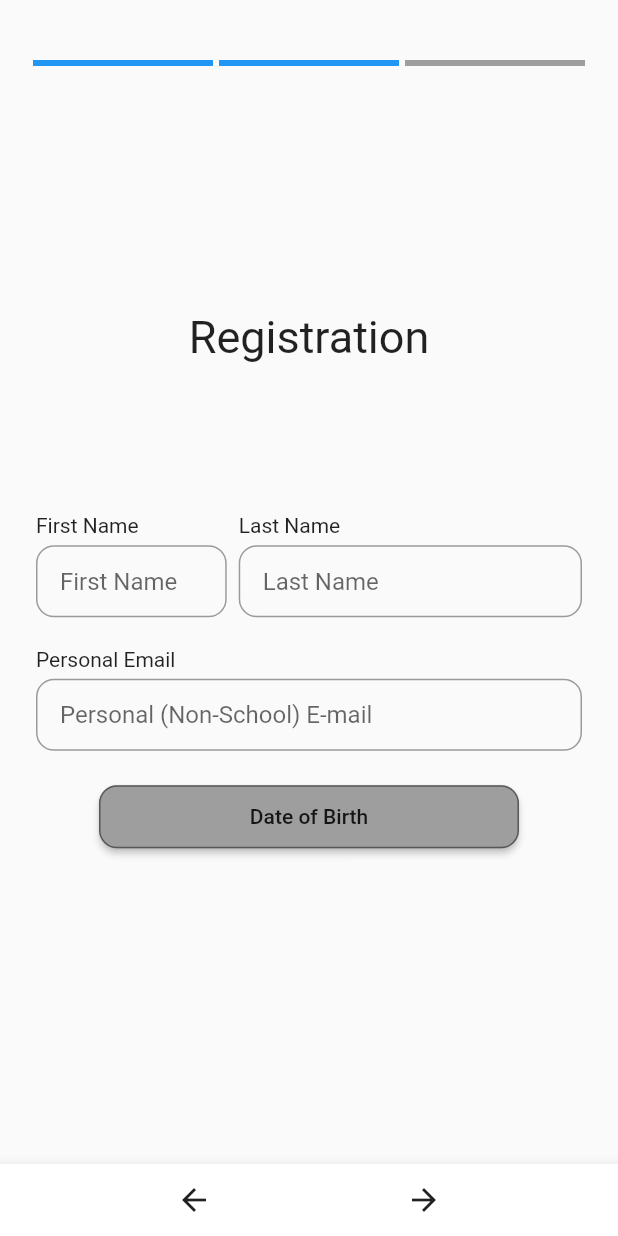
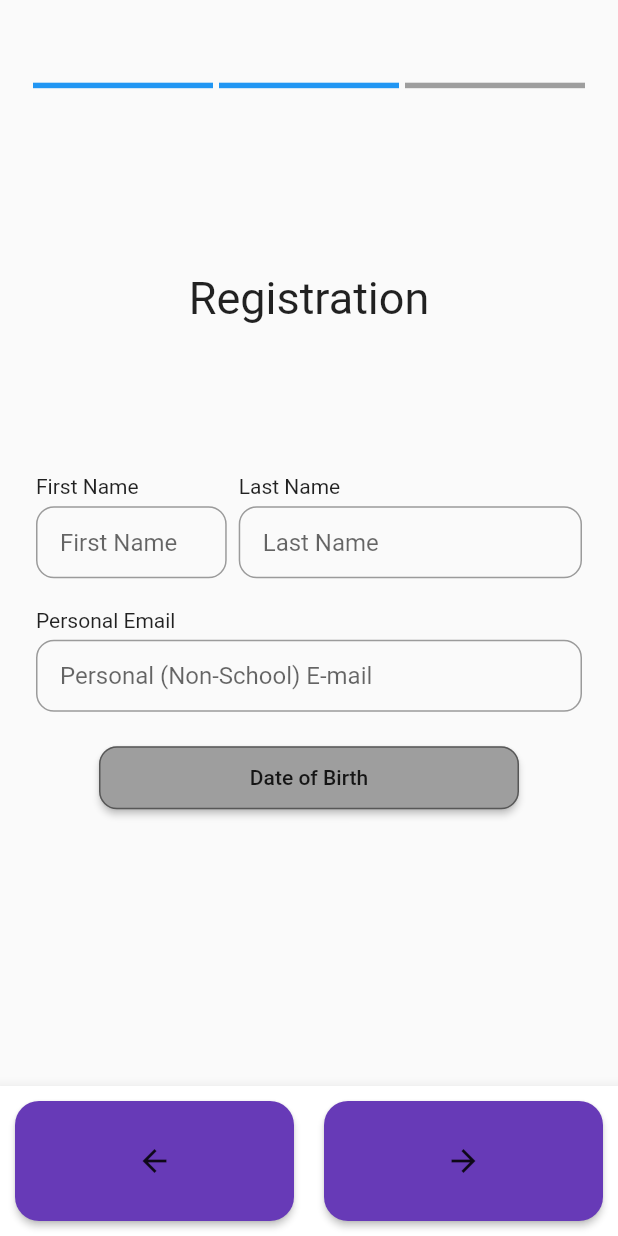
Before and after one commit to KatiGithub/StudentPro, a Flutter app: the RegistrationScreen screen opened by its route, after a tap on the "arrow forward" icon, on a phone screen of 412 x 824 dp. Run offline on Flutter 3.47's test engine with Material 2 defaults, Android fonts, the phone set to English and light mode, and no system bars; drawn by our look-alikes of step_progress_indicator; our stand-ins replace animated_text_kit, equatable, firebase_auth, firebase_core, firebase_messaging, flutter_bloc and 2 more; accounts and stored records are empty; generated files the repository leaves out were written again; Roboto replaces fonts that are missing (SF_Pro).

Commit message:
Decorated registration screen's bottom navigation buttons.

```diff
--- a/customer_frontend/lib/views/authentication/register/registration_cubit.dart
+++ b/customer_frontend/lib/views/authentication/register/registration_cubit.dart
@@ -48,9 +48,9 @@ class RegistrationCubit extends Cubit<RegistrationState> {
         state.user.userCredentials.schoolEmail == '' ||
         state.user.userCredentials.password == '') {
       emit(RegistrationError(error: "Information Incomplete"));
+      return;
     }
 
-    try {
     _authService
         .signUp(
             email: state.user.userCredentials.schoolEmail!,
@@ -59,13 +59,9 @@ class RegistrationCubit extends Cubit<RegistrationState> {
       if (user != null) {
         emit(RegistrationEmailVerification());
       }
+    }).onError((FirebaseAuthException error, stackTrace) {
+      emit(RegistrationError(error: error.message!));
     });
-    } on FirebaseAuthException catch (e) {
-      print(e.code);
-      emit(RegistrationError(error: e.message!));
-    } catch (e) {
-      emit(RegistrationError(error: e.toString()));
-    }
   }
 
   void verifySchoolEmail() {
--- a/customer_frontend/lib/views/authentication/register/registration_screen.dart
+++ b/customer_frontend/lib/views/authentication/register/registration_screen.dart
@@ -22,7 +22,15 @@ class RegistrationScreen extends StatefulWidget {
 class _RegistrationScreenState extends State<RegistrationScreen> {
   int currentPage = 0;
 
-  List<Widget> _steps = [IntroRegistrationScreen(),RegistrationPage1(), RegistrationPage2()];
+  List<Widget> _steps = [
+    IntroRegistrationScreen(),
+    Padding(
+        padding: EdgeInsetsDirectional.symmetric(horizontal: 24),
+        child: RegistrationPage1()),
+    Padding(
+        padding: EdgeInsetsDirectional.symmetric(horizontal: 24),
+        child: RegistrationPage2()),
+  ];
 
   @override
   Widget build(BuildContext context) {
@@ -31,7 +39,7 @@ class _RegistrationScreenState extends State<RegistrationScreen> {
       body: Stack(
         children: [
           Padding(
-            padding: EdgeInsets.only(top: 40, left: 20, right: 20),
+            padding: EdgeInsets.only(top: MediaQuery.of(context).size.height/15, left: 20, right: 20),
             child: StepProgressIndicator(
               totalSteps: _steps.length,
               currentStep: currentPage + 1,
@@ -42,29 +50,44 @@ class _RegistrationScreenState extends State<RegistrationScreen> {
               child: Column(
                 mainAxisAlignment: MainAxisAlignment.center,
                 children: [
-                  currentPage == 0 ? SizedBox.shrink() : Text("Registration", style: TextStyle(
-                      fontSize: 30
-                  ),),
-                  currentPage == 0 ? SizedBox.shrink() : SizedBox(height: 100,),
-                  Padding(
-                      padding: EdgeInsets.symmetric(horizontal: 24.0),
-                      child: BlocProvider(
+                  currentPage == 0
+                      ? SizedBox.shrink()
+                      : Text(
+                          "Registration",
+                          style: TextStyle(fontSize: 30),
+                        ),
+                  currentPage == 0
+                      ? SizedBox.shrink()
+                      : SizedBox(
+                          height: 100,
+                        ),
+                  BlocProvider(
                     create: (create) => RegistrationCubit(),
-                        child:
-                            BlocBuilder<RegistrationCubit, RegistrationState>(
+                    child: BlocBuilder<RegistrationCubit, RegistrationState>(
                         builder: (context, state) {
                       return _steps.elementAt(currentPage);
                     }),
-                      ))
+                  )
                 ],
               ))
         ],
       ),
       bottomNavigationBar: BottomAppBar(
+        child: Container(
+          height: 100,
+          width: MediaQuery.of(context).size.width,
           child: Row(
-          mainAxisAlignment: MainAxisAlignment.spaceEvenly,
+            mainAxisSize: MainAxisSize.max,
+            mainAxisAlignment: MainAxisAlignment.spaceAround,
             children: [
-            IconButton(
+              Expanded(
+                  child: Padding(
+                padding: EdgeInsets.all(10),
+                child: MaterialButton(
+                  shape: const RoundedRectangleBorder(
+                      borderRadius: BorderRadius.all(Radius.circular(16))),
+                  color: Colors.deepPurple,
+                  height: double.infinity,
                   onPressed: currentPage > 0
                       ? () {
                           setState(() {
@@ -72,8 +95,17 @@ class _RegistrationScreenState extends State<RegistrationScreen> {
                           });
                         }
                       : null,
-                icon: Icon(Icons.arrow_back)),
-            IconButton(
+                  child: const Icon(Icons.arrow_back),
+                ),
+              )),
+              Expanded(
+                  child: Padding(
+                padding: EdgeInsets.all(10),
+                child: MaterialButton(
+                    shape: const RoundedRectangleBorder(
+                        borderRadius: BorderRadius.all(Radius.circular(16))),
+                    color: Colors.deepPurple,
+                    height: double.infinity,
                     onPressed: currentPage < 2
                         ? () {
                             setState(() {
@@ -81,8 +113,10 @@ class _RegistrationScreenState extends State<RegistrationScreen> {
                             });
                           }
                         : null,
-                icon: Icon(Icons.arrow_forward))
+                    child: const Icon(Icons.arrow_forward)),
+              ))
             ],
+          ),
         ),
       ),
     );
--- a/customer_frontend/lib/views/authentication/register/steps/step2_screen.dart
+++ b/customer_frontend/lib/views/authentication/register/steps/step2_screen.dart
@@ -39,9 +39,9 @@ class _RegistrationPage2State extends State<RegistrationPage2> {
             : '';
 
     _passwordController.text =
-    _registrationState.user.userCredentials.password != null
-        ? _registrationState.user.userCredentials.password!
-        : '';
+        _registrationState.user.userCredentials.password != null
+            ? _registrationState.user.userCredentials.password!
+            : '';
 
     return Center(
         child: BlocListener<RegistrationCubit, RegistrationState>(
@@ -49,8 +49,9 @@ class _RegistrationPage2State extends State<RegistrationPage2> {
               if (state is RegistrationError) {
                 ScaffoldMessenger.of(context)
                     .showSnackBar(SnackBar(content: Text(state.error)));
-              } else if(state is RegistrationEmailVerification) {
-                Navigator.pushNamedAndRemoveUntil(context, 'email_verification', (route) => false);
+              } else if (state is RegistrationEmailVerification) {
+                Navigator.pushNamedAndRemoveUntil(
+                    context, 'email_verification', (route) => false);
               }
             },
             child: Column(
@@ -104,8 +105,6 @@ class _RegistrationPage2State extends State<RegistrationPage2> {
                       },
                       listener: (context, state) {
                         if (state is UniversityStateRetrieveSuccessful) {
-                          // setState(() {
-                          // });
                           _universitiesList = state.listUniversities;
                         }
                       },
@@ -135,7 +134,7 @@ class _RegistrationPage2State extends State<RegistrationPage2> {
                                       borderSide: const BorderSide(
                                           color: Colors.black45, width: 10.0),
                                       borderRadius:
-                                          BorderRadius.circular(40.0))),
+                                          BorderRadius.circular(12.0))),
                             ),
                           ),
                         ),
@@ -191,7 +190,8 @@ class _RegistrationPage2State extends State<RegistrationPage2> {
                   title: "Sign Up",
                   colour: Colors.blue,
                   onPressed: () {
-                    BlocProvider.of<RegistrationCubit>(context).submitLoginInformation();
+                    BlocProvider.of<RegistrationCubit>(context)
+                        .submitLoginInformation();
 
                     FocusScopeNode currentFocus = FocusScope.of(context);
                     currentFocus.unfocus();
```
Lines whose indentation alone changed are shown as unchanged.
